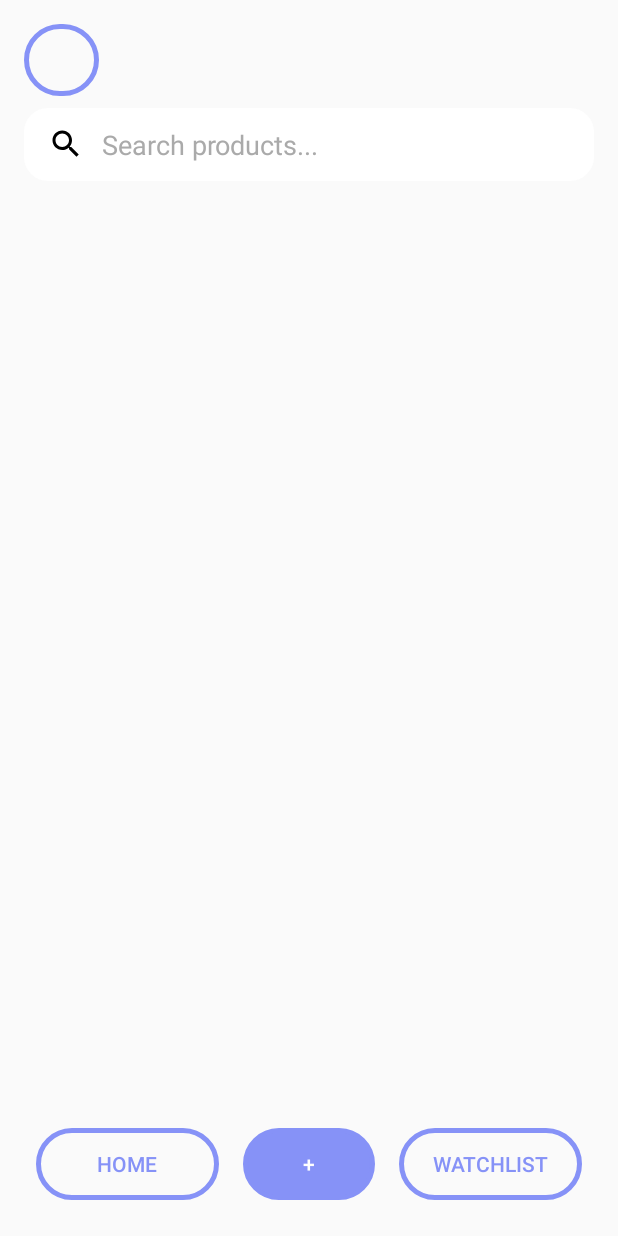
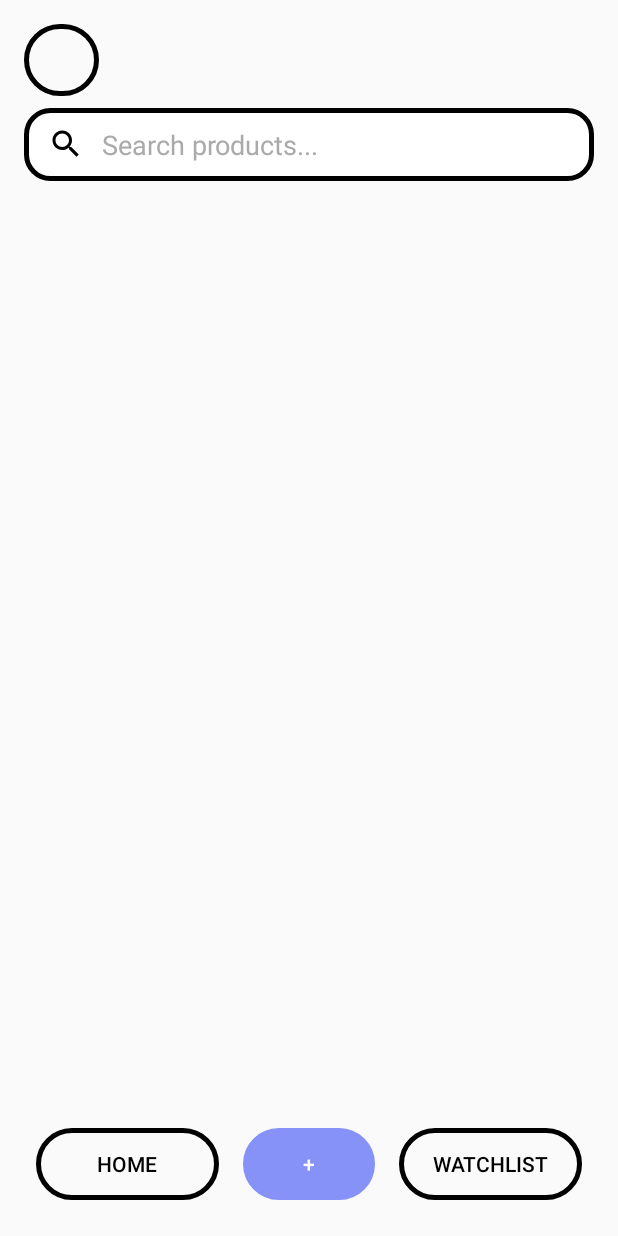
Before and after one commit to COMPSYS302/project-java-team-38, an Android app: the screen it shows after launch (MainActivity), on a phone screen of 412 x 824 dp. Run offline under Robolectric (Android 15) with nearby library versions, the light colour scheme and no system bars.

Commit message:
changes to main activity

```diff
--- a/app/src/main/res/drawable/custom_edittext.xml
+++ b/app/src/main/res/drawable/custom_edittext.xml
@@ -4,7 +4,7 @@
 
     <stroke
         android:width="3dp"
-        android:color="@color/purple"/>
+        android:color="@color/black"/>
     <corners
         android:radius="40dp"
         />
--- a/app/src/main/res/drawable/search_bar_bg.xml
+++ b/app/src/main/res/drawable/search_bar_bg.xml
@@ -5,7 +5,9 @@
     <solid android:color="#FFFFFF"/> <!-- Assuming a white background for the search bar -->
 
     <corners android:radius="16dp"/> <!-- Rounded corners with a radius of 16dp -->
-
+    <stroke
+        android:width="3dp"
+        android:color="@color/black"/>
     <padding
         android:left="16dp"
         android:top="10dp"
--- a/app/src/main/res/layout/activity_main.xml
+++ b/app/src/main/res/layout/activity_main.xml
@@ -36,7 +36,7 @@
             android:textColorHint="#AAA"
             android:layout_below="@id/backButton"
             android:layout_marginTop="8dp" />
-
+`
 
         <LinearLayout
             android:id="@+id/bottom_navigation_bar"
@@ -52,7 +52,7 @@
                 android:layout_width="wrap_content"
                 android:layout_height="wrap_content"
                 android:layout_weight="1"
-                android:textColor="@color/purple"
+                android:textColor="@color/black"
                 android:layout_margin="8dp"
                 android:background="@drawable/custom_edittext"
                 android:text="Home"
@@ -73,7 +73,7 @@
                 android:layout_width="wrap_content"
                 android:layout_height="wrap_content"
                 android:layout_weight="1"
-                android:textColor="@color/purple"
+                android:textColor="@color/black"
                 android:layout_margin="8dp"
                 android:background="@drawable/custom_edittext"
                 android:text="Watchlist"
```
